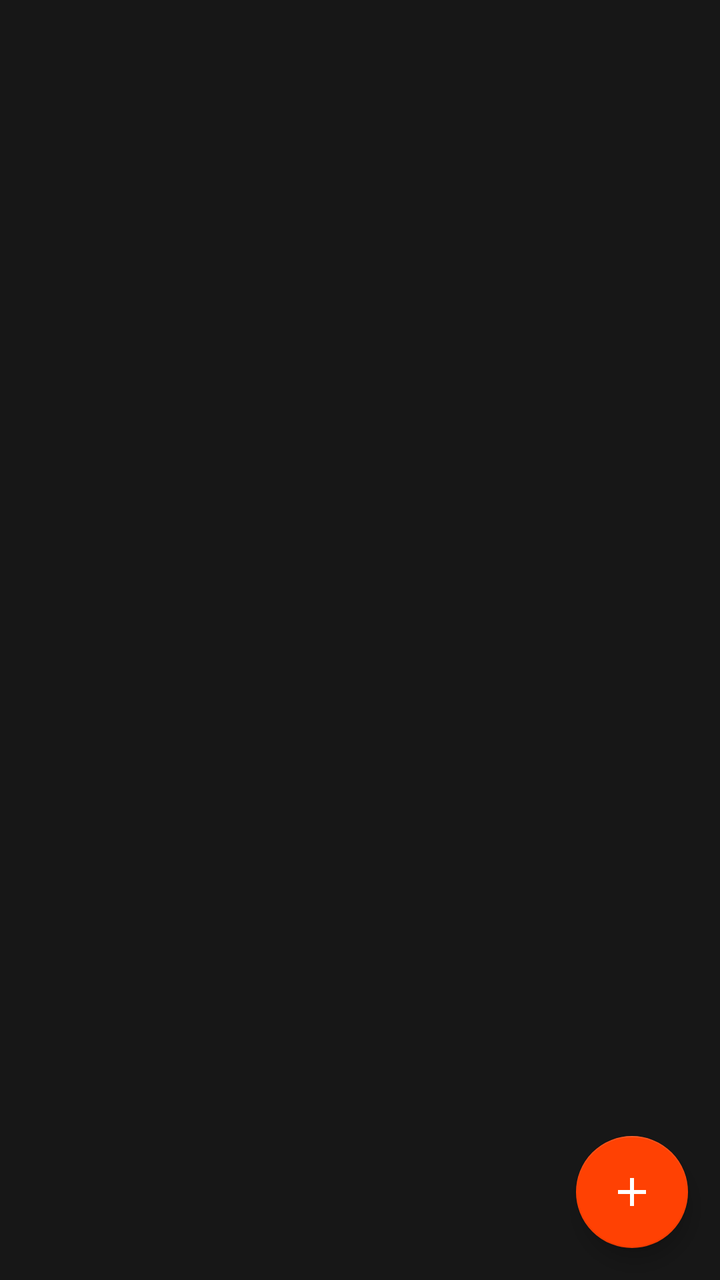
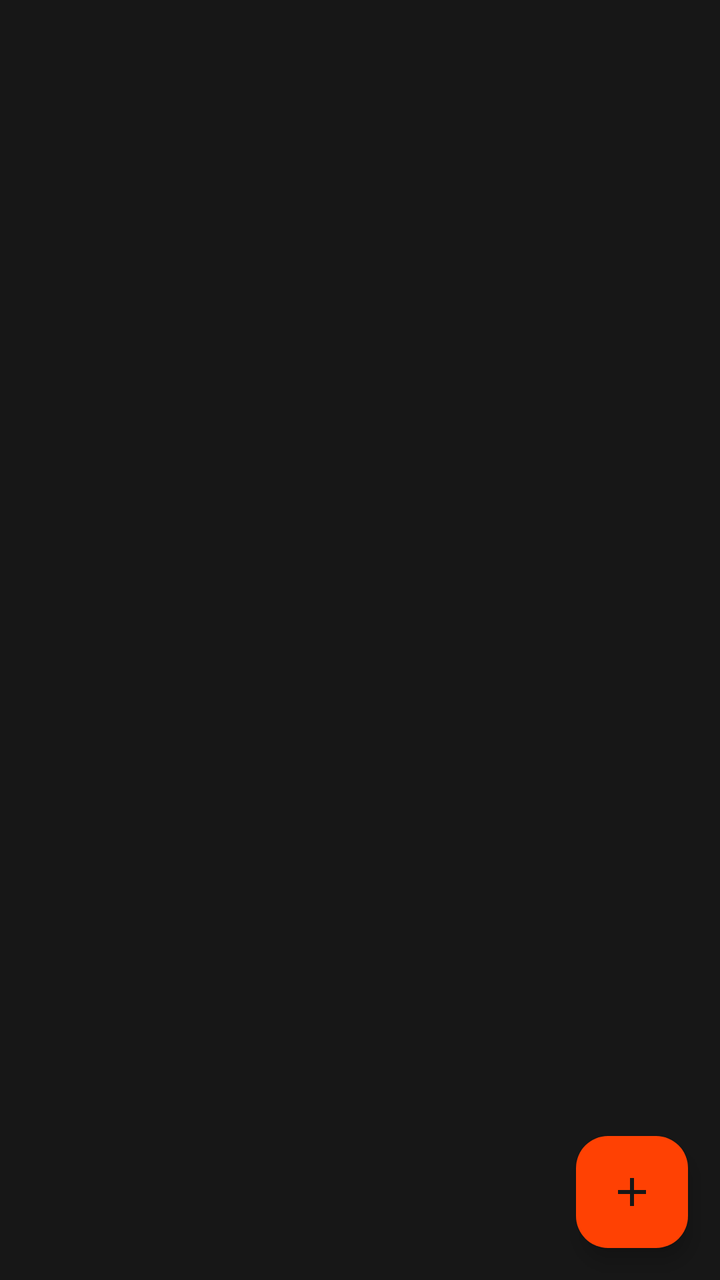

Two renders of the same Android screen: before a commit and after it. Below are the layout's source before the change and the commit's diff.
<!-- AndroidManifest.xml: application theme AppTheme -->
<!-- res/layout/fragment_plugins.xml -->
<?xml version="1.0" encoding="utf-8"?>
<RelativeLayout xmlns:android="http://schemas.android.com/apk/res/android"
    xmlns:app="http://schemas.android.com/apk/res-auto"
    android:layout_width="match_parent"
    android:layout_height="match_parent"
    android:background="@color/colorBackground">

    
    <LinearLayout
        android:id="@+id/layout_header"
        android:layout_width="match_parent"
        android:layout_height="wrap_content"
        android:orientation="horizontal"
        android:padding="8dp"
        android:background="@color/colorGrayLight"
        android:gravity="center_vertical"
        android:visibility="gone">

        <CheckBox
            android:id="@+id/chk_select_all"
            android:minHeight="48dp"
            android:layout_width="wrap_content"
            android:layout_height="wrap_content"
            android:text="@string/list_select_all" />
    </LinearLayout>

    <androidx.recyclerview.widget.RecyclerView
        android:id="@+id/rv_plugins"
        android:layout_width="match_parent"
        android:layout_height="match_parent"
        android:layout_below="@id/layout_header"
        android:layout_above="@id/layout_delete_actions"
        android:padding="8dp"
        android:clipToPadding="false" />

    
    <LinearLayout
        android:id="@+id/layout_delete_actions"
        android:layout_width="match_parent"
        android:layout_height="wrap_content"
        android:layout_alignParentBottom="true"
        android:orientation="horizontal"
        android:padding="8dp"
        android:background="@color/colorGrayLight"
        android:visibility="gone">

        <Button
            android:id="@+id/btn_cancel_delete"
            android:layout_width="0dp"
            android:layout_height="wrap_content"
            android:layout_weight="1"
            android:text="@string/cancel"
            android:backgroundTint="@color/colorPrimary"
            android:textColor="@color/colorWhite"
            android:layout_marginEnd="8dp" />

        <Button
            android:id="@+id/btn_confirm_delete"
            android:layout_width="0dp"
            android:layout_height="wrap_content"
            android:layout_weight="1"
            android:text="@string/delete"
            android:backgroundTint="@color/colorAccent"
            android:textColor="@color/colorOnAccent" />
    </LinearLayout>

    <LinearLayout
        android:id="@+id/layout_empty"
        android:layout_width="match_parent"
        android:layout_height="wrap_content"
        android:layout_centerInParent="true"
        android:orientation="vertical"
        android:gravity="center_horizontal"
        android:padding="32dp"
        android:visibility="gone">

        <TextView
            android:layout_width="wrap_content"
            android:layout_height="wrap_content"
            android:gravity="center"
            android:text="@string/empty_tunes_message"
            android:textSize="16sp"
            android:textColor="@color/colorTextPrimary" />

        <Button
            android:id="@+id/btn_empty_action"
            android:layout_width="wrap_content"
            android:layout_height="wrap_content"
            android:minHeight="48dp"
            android:layout_marginTop="16dp"
            android:text="@string/empty_tunes_action"
            android:backgroundTint="@color/colorAccent"
            android:textColor="@color/colorOnAccent" />
    </LinearLayout>

    <com.google.android.material.floatingactionbutton.FloatingActionButton
        android:id="@+id/fab_add_plugin"
        android:layout_width="wrap_content"
        android:layout_height="wrap_content"
        android:layout_alignParentEnd="true"
        android:layout_alignParentBottom="true"
        android:layout_margin="16dp"
        android:src="@drawable/ic_add"
        android:contentDescription="@string/empty_tunes_action"
        app:tint="@color/colorWhite"
        app:backgroundTint="@color/colorAccent" />

</RelativeLayout>
<!-- resources referenced by this layout -->
<resources>
  <color name="colorAccent">#ff4103</color>
  <color name="colorBackground">#171717</color>
  <color name="colorGrayLight">#2a2a2a</color>
  <color name="colorOnAccent">#171717</color>
  <color name="colorPrimary">#1e1e1e</color>
  <color name="colorTextPrimary">#E0E0E0</color>
  <color name="colorWhite">#FFFFFF</color>
  <style name="AppTheme" parent="Theme.AppCompat.NoActionBar">
          
          <item name="colorPrimary">@color/colorPrimary</item>
          <item name="colorPrimaryDark">@color/colorPrimaryDark</item>
          <item name="colorAccent">@color/colorAccent</item>
          <item name="android:windowBackground">@color/colorBackground</item>
          <item name="android:textColorPrimary">@color/colorTextPrimary</item>
          <item name="android:textColorSecondary">@color/colorTextSecondary</item>
          <item name="windowActionBar">true</item>
          <item name="windowNoTitle">false</item>
          <item name="actionBarStyle">@style/AppTheme.ActionBar</item>
      </style>
  <color name="colorPrimaryDark">#171717</color>
  <color name="colorTextSecondary">#9E9E9E</color>
  <style name="AppTheme.ActionBar" parent="Widget.AppCompat.ActionBar.Solid">
          <item name="background">@color/colorPrimary</item>
          <item name="titleTextStyle">@style/AppTheme.ActionBar.Title</item>
      </style>
  <style name="AppTheme.ActionBar.Title" parent="TextAppearance.AppCompat.Widget.ActionBar.Title">
          <item name="android:textColor">@color/colorTextPrimary</item>
      </style>
  <!-- unchanged entries left out for length: 6 -->
</resources>

<!-- the commit's change to res/layout/fragment_plugins.xml (unified diff, before → after) -->
@@ -3,7 +3,7 @@
     xmlns:app="http://schemas.android.com/apk/res-auto"
     android:layout_width="match_parent"
     android:layout_height="match_parent"
-    android:background="@color/colorBackground">
+    android:background="@color/background">
 
     
     <LinearLayout
@@ -12,7 +12,7 @@
         android:layout_height="wrap_content"
         android:orientation="horizontal"
         android:padding="8dp"
-        android:background="@color/colorGrayLight"
+        android:background="@color/surfaceContainerHigh"
         android:gravity="center_vertical"
         android:visibility="gone">
 
@@ -41,17 +41,16 @@
         android:layout_alignParentBottom="true"
         android:orientation="horizontal"
         android:padding="8dp"
-        android:background="@color/colorGrayLight"
+        android:background="@color/surfaceContainerHigh"
         android:visibility="gone">
 
         <Button
             android:id="@+id/btn_cancel_delete"
+            style="?attr/borderlessButtonStyle"
             android:layout_width="0dp"
             android:layout_height="wrap_content"
             android:layout_weight="1"
             android:text="@string/cancel"
-            android:backgroundTint="@color/colorPrimary"
-            android:textColor="@color/colorWhite"
             android:layout_marginEnd="8dp" />
 
         <Button
@@ -59,9 +58,7 @@
             android:layout_width="0dp"
             android:layout_height="wrap_content"
             android:layout_weight="1"
-            android:text="@string/delete"
-            android:backgroundTint="@color/colorAccent"
-            android:textColor="@color/colorOnAccent" />
+            android:text="@string/delete" />
     </LinearLayout>
 
     <LinearLayout
@@ -71,7 +68,7 @@
         android:layout_centerInParent="true"
         android:orientation="vertical"
         android:gravity="center_horizontal"
-        android:padding="32dp"
+        android:padding="24dp"
         android:visibility="gone">
 
         <TextView
@@ -79,8 +76,8 @@
             android:layout_height="wrap_content"
             android:gravity="center"
             android:text="@string/empty_tunes_message"
-            android:textSize="16sp"
-            android:textColor="@color/colorTextPrimary" />
+            android:textAppearance="?attr/textAppearanceBodyMedium"
+            android:textColor="@color/onSurface" />
 
         <Button
             android:id="@+id/btn_empty_action"
@@ -88,9 +85,7 @@
             android:layout_height="wrap_content"
             android:minHeight="48dp"
             android:layout_marginTop="16dp"
-            android:text="@string/empty_tunes_action"
-            android:backgroundTint="@color/colorAccent"
-            android:textColor="@color/colorOnAccent" />
+            android:text="@string/empty_tunes_action" />
     </LinearLayout>
 
     <com.google.android.material.floatingactionbutton.FloatingActionButton
@@ -102,7 +97,7 @@
         android:layout_margin="16dp"
         android:src="@drawable/ic_add"
         android:contentDescription="@string/empty_tunes_action"
-        app:tint="@color/colorWhite"
-        app:backgroundTint="@color/colorAccent" />
+        app:tint="@color/onPrimary"
+        app:backgroundTint="@color/primary" />
 
 </RelativeLayout>
<!-- resource entries referenced after the edit -->
@@ -1,33 +1,110 @@
 <!-- resources referenced by this layout -->
 <resources>
-  <color name="colorAccent">#ff4103</color>
-  <color name="colorBackground">#171717</color>
-  <color name="colorGrayLight">#2a2a2a</color>
-  <color name="colorOnAccent">#171717</color>
-  <color name="colorPrimary">#1e1e1e</color>
-  <color name="colorTextPrimary">#E0E0E0</color>
-  <color name="colorWhite">#FFFFFF</color>
-  <style name="AppTheme" parent="Theme.AppCompat.NoActionBar">
+  <color name="background">#171717</color>
+  <color name="onPrimary">#171717</color>
+  <color name="onSurface">#E0E0E0</color>
+  <color name="primary">#ff4103</color>
+  <color name="surfaceContainerHigh">#2a2a2a</color>
+  <style name="AppTheme" parent="Theme.Material3.Dark.NoActionBar">
+          <item name="colorPrimary">@color/primary</item>
+          <item name="colorOnPrimary">@color/onPrimary</item>
+          <item name="colorPrimaryContainer">@color/primary</item>
+          <item name="colorOnPrimaryContainer">@color/onPrimary</item>
+          <item name="colorPrimaryInverse">@color/primary</item>
           
-          <item name="colorPrimary">@color/colorPrimary</item>
-          <item name="colorPrimaryDark">@color/colorPrimaryDark</item>
-          <item name="colorAccent">@color/colorAccent</item>
-          <item name="android:windowBackground">@color/colorBackground</item>
-          <item name="android:textColorPrimary">@color/colorTextPrimary</item>
-          <item name="android:textColorSecondary">@color/colorTextSecondary</item>
-          <item name="windowActionBar">true</item>
-          <item name="windowNoTitle">false</item>
-          <item name="actionBarStyle">@style/AppTheme.ActionBar</item>
+          <item name="colorSecondary">@color/primary</item>
+          <item name="colorOnSecondary">@color/onPrimary</item>
+          <item name="colorSecondaryContainer">@color/surfaceContainerHigh</item>
+          <item name="colorOnSecondaryContainer">@color/onSurface</item>
+          <item name="colorTertiary">@color/primary</item>
+          <item name="colorOnTertiary">@color/onPrimary</item>
+          <item name="colorTertiaryContainer">@color/surfaceContainerHigh</item>
+          <item name="colorOnTertiaryContainer">@color/onSurface</item>
+          <item name="android:colorBackground">@color/background</item>
+          <item name="colorOnBackground">@color/onSurface</item>
+          <item name="colorSurface">@color/surface</item>
+          <item name="colorOnSurface">@color/onSurface</item>
+          <item name="colorSurfaceVariant">@color/surfaceContainerHigh</item>
+          <item name="colorOnSurfaceVariant">@color/onSurfaceVariant</item>
+          <item name="colorSurfaceInverse">@color/onSurface</item>
+          <item name="colorOnSurfaceInverse">@color/surface</item>
+          <item name="colorSurfaceBright">@color/surfaceContainerHigh</item>
+          <item name="colorSurfaceDim">@color/surface</item>
+          <item name="colorSurfaceContainerLowest">@color/surface</item>
+          <item name="colorSurfaceContainerLow">@color/surfaceContainerLow</item>
+          <item name="colorSurfaceContainer">@color/surfaceContainer</item>
+          <item name="colorSurfaceContainerHigh">@color/surfaceContainerHigh</item>
+          <item name="colorSurfaceContainerHighest">@color/surfaceContainerHigh</item>
+          <item name="colorOutline">@color/outline</item>
+          <item name="colorOutlineVariant">@color/outlineVariant</item>
+          <item name="colorError">@color/error</item>
+          <item name="colorOnError">@color/onError</item>
+          <item name="android:windowBackground">@color/background</item>
+          <item name="android:textColorPrimary">@color/onSurface</item>
+          <item name="android:textColorSecondary">@color/onSurfaceVariant</item>
+  
+          <item name="toolbarStyle">@style/Widget.App.Toolbar</item>
+          <item name="tabStyle">@style/Widget.App.TabLayout</item>
+          <item name="materialCardViewStyle">@style/Widget.App.CardView</item>
+          <item name="borderlessButtonStyle">@style/Widget.App.Button.TextButton</item>
+          <item name="materialButtonOutlinedStyle">@style/Widget.App.Button.OutlinedButton</item>
+          <item name="textInputStyle">@style/Widget.App.TextInputLayout</item>
+          <item name="materialAlertDialogTheme">@style/ThemeOverlay.App.MaterialAlertDialog</item>
       </style>
-  <color name="colorPrimaryDark">#171717</color>
-  <color name="colorTextSecondary">#9E9E9E</color>
-  <style name="AppTheme.ActionBar" parent="Widget.AppCompat.ActionBar.Solid">
-          <item name="background">@color/colorPrimary</item>
-          <item name="titleTextStyle">@style/AppTheme.ActionBar.Title</item>
+  <color name="surface">#171717</color>
+  <color name="onSurfaceVariant">#9E9E9E</color>
+  <color name="surfaceContainerLow">#1e1e1e</color>
+  <color name="surfaceContainer">#242424</color>
+  <color name="outline">#8a8a8a</color>
+  <color name="outlineVariant">#2a2a2a</color>
+  <color name="error">#ffb4ab</color>
+  <color name="onError">#690005</color>
+  <style name="Widget.App.Toolbar" parent="Widget.Material3.Toolbar.Surface">
+          <item name="android:background">@color/surfaceContainerLow</item>
+          <item name="titleTextAppearance">@style/TextAppearance.Material3.TitleLarge</item>
       </style>
-  <style name="AppTheme.ActionBar.Title" parent="TextAppearance.AppCompat.Widget.ActionBar.Title">
-          <item name="android:textColor">@color/colorTextPrimary</item>
+  <style name="Widget.App.TabLayout" parent="Widget.Material3.TabLayout">
+          <item name="materialThemeOverlay">@style/ThemeOverlay.App.TabLayout.BrandOnSurface</item>
+          <item name="tabIndicatorColor">@color/primary</item>
+          <item name="android:background">@color/surfaceContainerLow</item>
+          <item name="tabTextAppearance">@style/TextAppearance.Material3.LabelLarge</item>
       </style>
+  <style name="Widget.App.CardView" parent="Widget.Material3.CardView.Filled">
+          <item name="cardBackgroundColor">@color/surfaceContainer</item>
+          <item name="cardCornerRadius">12dp</item>
+          <item name="cardElevation">0dp</item>
+      </style>
+  <style name="Widget.App.Button.TextButton" parent="Widget.Material3.Button.TextButton">
+          <item name="materialThemeOverlay">@style/ThemeOverlay.App.Button.BrandOnSurface</item>
+      </style>
+  <style name="Widget.App.Button.OutlinedButton" parent="Widget.Material3.Button.OutlinedButton">
+          <item name="materialThemeOverlay">@style/ThemeOverlay.App.Button.BrandOnSurface</item>
+      </style>
+  <style name="Widget.App.TextInputLayout" parent="Widget.Material3.TextInputLayout.OutlinedBox">
+          <item name="materialThemeOverlay">@style/ThemeOverlay.App.TextInputLayout</item>
+      </style>
+  <style name="ThemeOverlay.App.MaterialAlertDialog" parent="ThemeOverlay.Material3.MaterialAlertDialog">
+          <item name="materialAlertDialogTitleTextStyle">@style/Widget.App.MaterialAlertDialog.Title</item>
+          <item name="buttonBarPositiveButtonStyle">@style/Widget.App.Button.TextButton.Dialog</item>
+          <item name="buttonBarNegativeButtonStyle">@style/Widget.App.Button.TextButton.Dialog</item>
+          <item name="buttonBarNeutralButtonStyle">@style/Widget.App.Button.TextButton.Dialog</item>
+      </style>
+  <style name="ThemeOverlay.App.TabLayout.BrandOnSurface" parent="ThemeOverlay.Material3.TabLayout">
+          <item name="colorPrimary">@color/brandOnSurface</item>
+      </style>
+  <style name="ThemeOverlay.App.Button.BrandOnSurface" parent="ThemeOverlay.Material3.Button.TextButton">
+          <item name="colorPrimary">@color/brandOnSurface</item>
+      </style>
+  <style name="ThemeOverlay.App.TextInputLayout" parent="ThemeOverlay.Material3.TextInputEditText.OutlinedBox">
+          <item name="colorPrimary">@color/brandOnSurface</item>
+      </style>
+  <style name="Widget.App.MaterialAlertDialog.Title" parent="MaterialAlertDialog.Material3.Title.Text">
+          <item name="android:textAppearance">@style/TextAppearance.Material3.TitleMedium</item>
+      </style>
+  <style name="Widget.App.Button.TextButton.Dialog" parent="Widget.Material3.Button.TextButton.Dialog">
+          <item name="materialThemeOverlay">@style/ThemeOverlay.App.Button.BrandOnSurface</item>
+      </style>
+  <color name="brandOnSurface">#ff7347</color>
   <!-- unchanged entries left out for length: 6 -->
 </resources>
 
